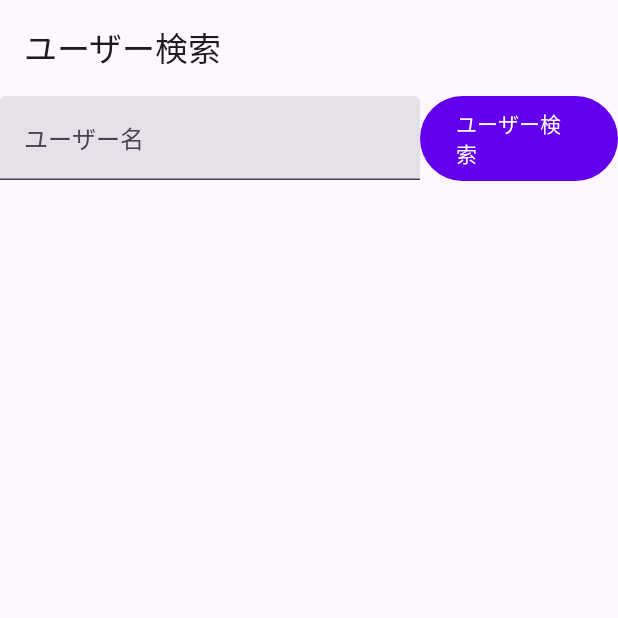
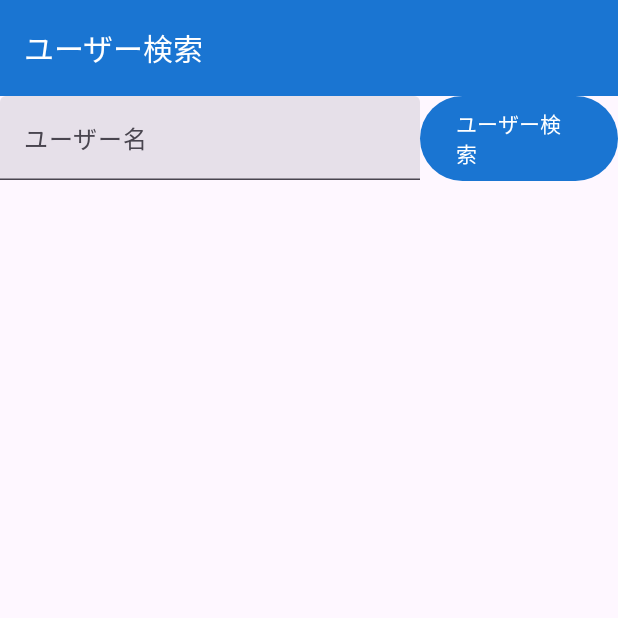
Before and after one commit to yoshixmk/ghac, an Android app built with Jetpack Compose: the screen it shows after launch (MainActivity), on a phone screen of 412 x 824 dp, the top half of it. Run offline under Robolectric (Android 15) with nearby library versions, the phone set to English and light mode, and no system bars; our stand-ins replace Dagger/Hilt's generated code, paging; pictures from the network do not load.

Commit message:
adjust font and color

```diff
--- a/app/src/main/java/com/example/ghac/GhacApp.kt
+++ b/app/src/main/java/com/example/ghac/GhacApp.kt
@@ -6,9 +6,12 @@ import androidx.compose.material.icons.filled.ArrowBack
 import androidx.compose.material3.ExperimentalMaterial3Api
 import androidx.compose.material3.Icon
 import androidx.compose.material3.IconButton
+import androidx.compose.material3.MaterialTheme.colorScheme
+import androidx.compose.material3.MaterialTheme.typography
 import androidx.compose.material3.Scaffold
 import androidx.compose.material3.Text
 import androidx.compose.material3.TopAppBar
+import androidx.compose.material3.TopAppBarDefaults
 import androidx.compose.runtime.Composable
 import androidx.compose.runtime.getValue
 import androidx.compose.ui.Modifier
@@ -28,7 +31,12 @@ fun GhacAppBar(
     modifier: Modifier = Modifier
 ) {
     TopAppBar(
-        title = { Text(stringResource(currentScreen.title)) },
+        title = {
+            Text(
+                text = stringResource(currentScreen.title),
+                style = typography.titleLarge
+            )
+        },
         modifier = modifier,
         navigationIcon = {
             if (canNavigateBack) {
@@ -39,7 +47,11 @@ fun GhacAppBar(
                     )
                 }
             }
-        }
+        },
+        colors = TopAppBarDefaults.topAppBarColors(
+            containerColor = colorScheme.primary,
+            scrolledContainerColor = colorScheme.primary
+        )
     )
 }
 
--- a/app/src/main/java/com/example/ghac/ui/theme/Color.kt
+++ b/app/src/main/java/com/example/ghac/ui/theme/Color.kt
@@ -4,5 +4,7 @@ import androidx.compose.ui.graphics.Color
 
 val Purple200 = Color(0xFFBB86FC)
 val Purple500 = Color(0xFF6200EE)
-val Purple700 = Color(0xFF3700B3)
+val Blue700 = Color(0xFF1A75D2)
 val Teal200 = Color(0xFF03DAC5)
+
+val White = Color(0xFFFFFFFF)
--- a/app/src/main/java/com/example/ghac/ui/theme/Theme.kt
+++ b/app/src/main/java/com/example/ghac/ui/theme/Theme.kt
@@ -7,14 +7,14 @@ import androidx.compose.material3.lightColorScheme
 import androidx.compose.runtime.Composable
 
 private val DarkColorPalette = darkColorScheme(
-    primary = Purple200,
-    secondary = Purple700,
+    primary = Blue700,
+    secondary = Purple200,
     tertiary = Teal200
 )
 
 private val LightColorPalette = lightColorScheme(
-    primary = Purple500,
-    secondary = Purple700,
+    primary = Blue700,
+    secondary = Purple500,
     tertiary = Teal200
 
     /* Other default colors to override
--- a/app/src/main/java/com/example/ghac/ui/theme/Type.kt
+++ b/app/src/main/java/com/example/ghac/ui/theme/Type.kt
@@ -6,23 +6,26 @@ import androidx.compose.ui.text.font.FontFamily
 import androidx.compose.ui.text.font.FontWeight
 import androidx.compose.ui.unit.sp
 
-// Set of Material typography styles to start with
 val Typography = Typography(
-    bodyLarge = TextStyle(
+    titleLarge = TextStyle(
+        fontFamily = FontFamily.Default,
+        fontWeight = FontWeight.Medium,
+        fontSize = 20.sp,
+        color = White
+    ),
+    titleMedium = TextStyle(
         fontFamily = FontFamily.Default,
         fontWeight = FontWeight.Normal,
         fontSize = 16.sp
-    )
-    /* Other default text styles to override
-    button = TextStyle(
+    ),
+    bodyMedium = TextStyle(
         fontFamily = FontFamily.Default,
-        fontWeight = FontWeight.W500,
+        fontWeight = FontWeight.Normal,
         fontSize = 14.sp
     ),
-    caption = TextStyle(
+    labelMedium = TextStyle(
         fontFamily = FontFamily.Default,
         fontWeight = FontWeight.Normal,
-        fontSize = 12.sp
-    )
-    */
+        fontSize = 14.sp
+    ),
 )
```
